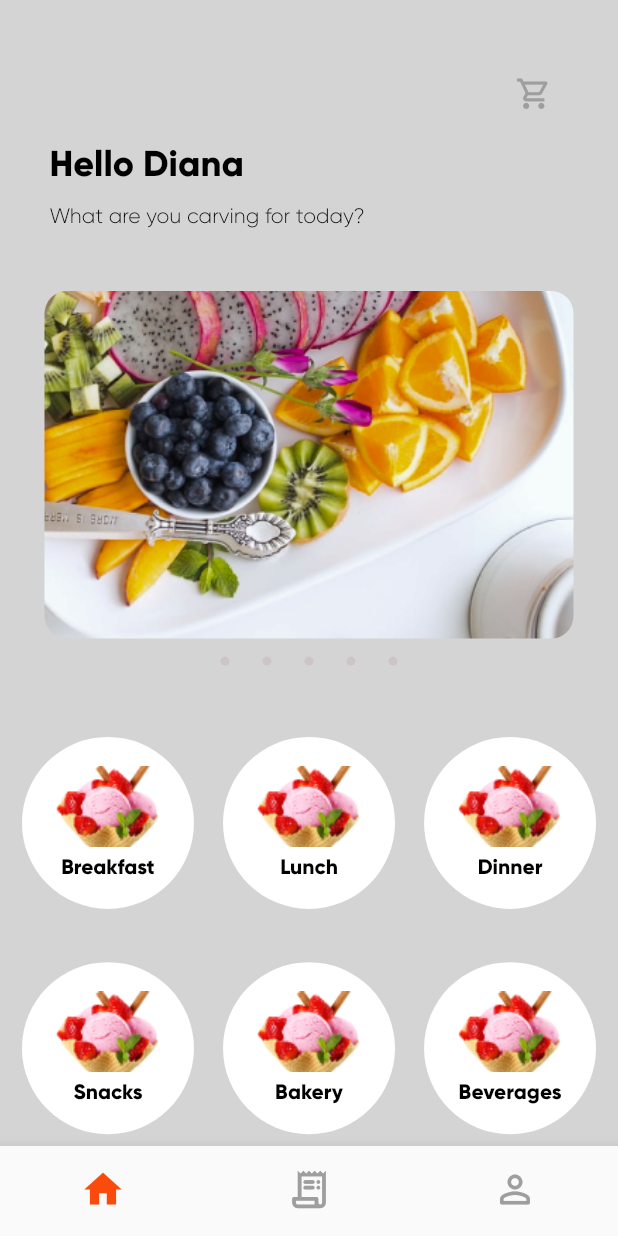
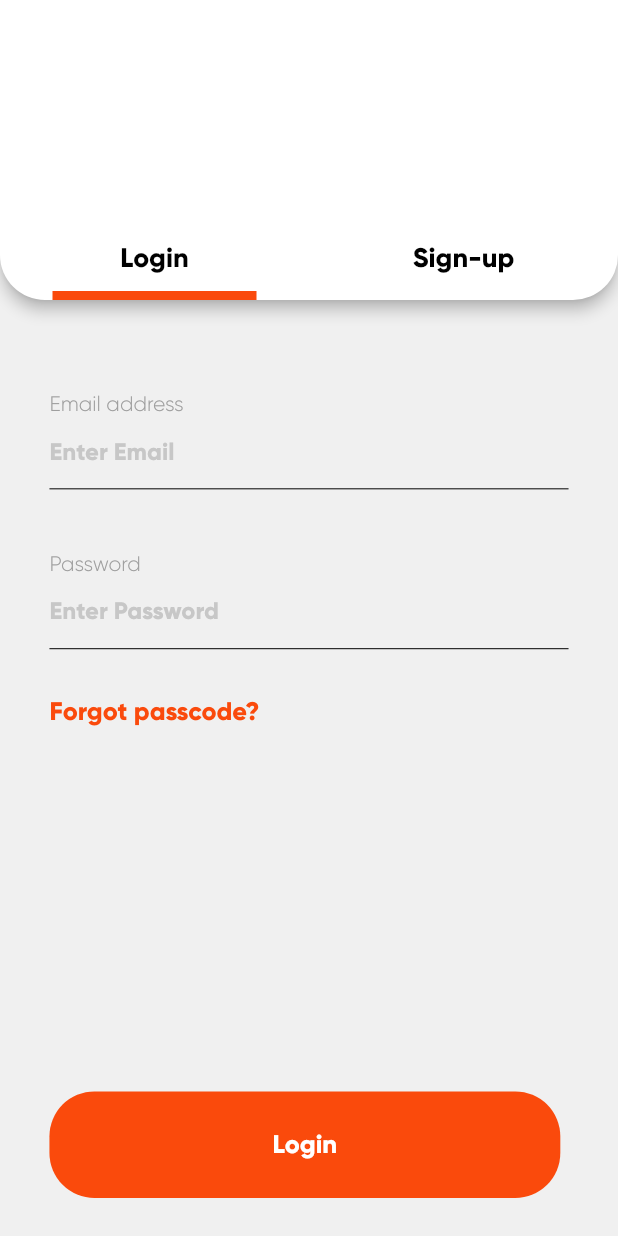
Before and after one commit to StackXSol/canteen, a Flutter app: the screen it shows after launch, on a phone screen of 412 x 824 dp. Run offline on Flutter 3.47's test engine with Material 2 defaults, Android fonts, the phone set to English and light mode, and no system bars; drawn by our look-alikes of carousel_slider; our stand-ins replace flutter_spinkit.

Commit message:
added login signup

```diff
--- a/lib/main.dart
+++ b/lib/main.dart
@@ -1,5 +1,6 @@
 import 'package:canteen/screens/homepage.dart';
 import 'package:canteen/screens/loading.dart';
+import 'package:canteen/screens/login_signup.dart';
 import 'package:flutter/material.dart';
 
 void main() {
@@ -13,15 +14,16 @@ class MyApp extends StatelessWidget {
     return MaterialApp(
       title: 'Canteen',
       theme: ThemeData(
-        scaffoldBackgroundColor: Color.fromARGB(255, 212, 212, 212),
+        scaffoldBackgroundColor: Color.fromARGB(255, 240, 240, 240),
         fontFamily: "Gilroy",
         textTheme: TextTheme(bodyText2: TextStyle(color: Colors.black)),
       ),
       routes: {
         '/homepage': (context) => const HomePage(),
         '/loadingscreen': (context) => const LoadingPage(),
+        '/login': (context) => const Login(),
       },
-      initialRoute: '/loadingscreen',
+      initialRoute: '/login',
     );
   }
 }
--- a/lib/screens/homepage.dart
+++ b/lib/screens/homepage.dart
@@ -1,3 +1,4 @@
+import 'package:canteen/screens/items.dart';
 import 'package:flutter/material.dart';
 import 'package:canteen/widgets.dart';
 import 'package:carousel_slider/carousel_slider.dart';
@@ -101,7 +102,10 @@ class _HomePageState extends State<HomePage> {
           children: [
             GestureDetector(
               onTap: (() {
-                // BreakFast
+                Navigator.push(
+                  context,
+                  MaterialPageRoute(builder: (context) => const Items()),
+                );
               }),
               child: Container(
                 height: getheight(context, 113),
--- /dev/null
+++ b/lib/screens/login_signup.dart
@@ -0,0 +1,314 @@
+import 'package:flutter/material.dart';
+import 'package:canteen/widgets.dart';
+import 'package:flutter/services.dart';
+
+class Login extends StatefulWidget {
+  const Login({Key? key}) : super(key: key);
+
+  @override
+  State<Login> createState() => _LoginState();
+}
+
+class _LoginState extends State<Login> with TickerProviderStateMixin {
+  late TabController _tabController;
+  String dropdownValue = 'One';
+  @override
+  void initState() {
+    super.initState();
+    _tabController = TabController(length: 2, vsync: this);
+  }
+
+  @override
+  bool _isObscure = true;
+  Widget build(BuildContext context) {
+    return Scaffold(
+      appBar: PreferredSize(
+        preferredSize: Size.fromHeight(200.0),
+        child: AppBar(
+          backgroundColor: Colors.white,
+          shape: RoundedRectangleBorder(
+            borderRadius: BorderRadius.vertical(
+              bottom: Radius.circular(30),
+            ),
+          ),
+          bottom: TabBar(
+            indicator: UnderlineTabIndicator(
+              borderSide: BorderSide(width: 6.0, color: Color(0xFFFA4A0C)),
+              insets: EdgeInsets.symmetric(horizontal: 35.0),
+            ),
+            labelPadding: EdgeInsets.all(15),
+            controller: _tabController,
+            tabs: <Widget>[
+              Text(
+                "Login",
+                style: TextStyle(
+                    color: Colors.black,
+                    fontSize: 18,
+                    fontWeight: FontWeight.bold),
+              ),
+              Text(
+                "Sign-up",
+                style: TextStyle(
+                    color: Colors.black,
+                    fontSize: 18,
+                    fontWeight: FontWeight.bold),
+              ),
+            ],
+          ),
+        ),
+      ),
+      body: TabBarView(
+        controller: _tabController,
+        children: <Widget>[
+          Container(
+              padding: EdgeInsets.only(
+                  top: getheight(context, 60),
+                  left: getwidth(context, 30),
+                  right: getwidth(context, 30)),
+              child: Column(
+                crossAxisAlignment: CrossAxisAlignment.start,
+                children: [
+                  Text("Email address", style: TextStyle(color: Colors.grey)),
+                  TextField(
+                      style:
+                          TextStyle(fontSize: 17, fontWeight: FontWeight.bold),
+                      decoration: InputDecoration(
+                          border: InputBorder.none,
+                          hintText: "Enter Email",
+                          hintStyle: TextStyle(
+                              fontSize: 16,
+                              color: Colors.grey.withOpacity(0.5)))),
+                  Divider(
+                    height: 2,
+                    color: Colors.black,
+                  ),
+                  SizedBox(
+                    height: getheight(context, 40),
+                  ),
+                  Text("Password", style: TextStyle(color: Colors.grey)),
+                  TextField(
+                      obscureText: _isObscure,
+                      style:
+                          TextStyle(fontSize: 17, fontWeight: FontWeight.bold),
+                      decoration: InputDecoration(
+                          border: InputBorder.none,
+                          hintText: "Enter Password",
+                          hintStyle: TextStyle(
+                              fontSize: 16,
+                              color: Colors.grey.withOpacity(0.5)))),
+                  Divider(
+                    height: 2,
+                    color: Colors.black,
+                  ),
+                  SizedBox(height: getheight(context, 30)),
+                  GestureDetector(
+                    onTap: () {
+                      //forgot password
+                    },
+                    child: Text(
+                      "Forgot passcode?",
+                      style: TextStyle(
+                          color: Color(0xFFFA4A0C),
+                          fontSize: 17,
+                          fontWeight: FontWeight.w600),
+                    ),
+                  ),
+                  Spacer(),
+                  GestureDetector(
+                    onTap: () {
+                      //login
+                    },
+                    child: Container(
+                      height: getheight(context, 70),
+                      width: getwidth(context, 310),
+                      decoration: BoxDecoration(
+                          borderRadius: BorderRadius.circular(30),
+                          color: Color(0xFFFA4A0C)),
+                      child: Center(
+                        child: Text(
+                          "Login",
+                          style: TextStyle(
+                              color: Colors.white,
+                              fontWeight: FontWeight.bold,
+                              fontSize: 17),
+                        ),
+                      ),
+                    ),
+                  ),
+                  SizedBox(
+                    height: getheight(context, 25),
+                  ),
+                ],
+              )),
+          Container(
+              padding: EdgeInsets.only(
+                  top: getheight(context, 30),
+                  left: getwidth(context, 30),
+                  right: getwidth(context, 30)),
+              child: Column(
+                crossAxisAlignment: CrossAxisAlignment.start,
+                children: [
+                  //////////////// full name
+                  Text("Full Name", style: TextStyle(color: Colors.grey)),
+                  TextField(
+                      style:
+                          TextStyle(fontSize: 17, fontWeight: FontWeight.bold),
+                      decoration: InputDecoration(
+                          border: InputBorder.none,
+                          hintText: "Name",
+                          hintStyle: TextStyle(
+                              fontSize: 16,
+                              color: Colors.grey.withOpacity(0.5)))),
+                  Divider(
+                    height: 2,
+                    color: Colors.black,
+                  ),
+                  SizedBox(
+                    height: getheight(context, 15),
+                  ),
+
+                  ////////////// email address
+                  Text("Email address", style: TextStyle(color: Colors.grey)),
+                  TextField(
+                      style:
+                          TextStyle(fontSize: 17, fontWeight: FontWeight.bold),
+                      decoration: InputDecoration(
+                          border: InputBorder.none,
+                          hintText: "Enter Email",
+                          hintStyle: TextStyle(
+                              fontSize: 16,
+                              color: Colors.grey.withOpacity(0.5)))),
+                  Divider(
+                    height: 2,
+                    color: Colors.black,
+                  ),
+                  SizedBox(
+                    height: getheight(context, 10),
+                  ),
+                  ////////////////// phone number
+
+                  Row(
+                    children: [
+                      Text(
+                        "🇮🇳",
+                        style: TextStyle(fontSize: 20),
+                      ),
+                      Text(
+                        " +91",
+                      ),
+                      SizedBox(width: 10),
+                      Container(
+                        width: getwidth(context, 200),
+                        child: TextField(
+                            keyboardType: TextInputType.number,
+                            inputFormatters: <TextInputFormatter>[
+                              FilteringTextInputFormatter.digitsOnly
+                            ],
+                            style: TextStyle(
+                                fontSize: 17, fontWeight: FontWeight.bold),
+                            decoration: InputDecoration(
+                                border: InputBorder.none,
+                                hintText: "Phone number",
+                                hintStyle: TextStyle(
+                                    fontSize: 16,
+                                    color: Colors.grey.withOpacity(0.5)))),
+                      ),
+                    ],
+                  ),
+                  SizedBox(height: 10),
+                  /////////////// college
+                  Text("College", style: TextStyle(color: Colors.grey)),
+                  DropdownButton<String>(
+                    isExpanded: true,
+                    value: dropdownValue,
+                    icon: const Icon(Icons.keyboard_arrow_down),
+                    elevation: 16,
+                    style: const TextStyle(
+                        color: Colors.black, fontWeight: FontWeight.bold),
+                    underline: Container(
+                      height: 0.5,
+                      color: Colors.black,
+                    ),
+                    onChanged: (String? newValue) {
+                      setState(() {
+                        dropdownValue = newValue!;
+                      });
+                    },
+                    items: <String>['One', 'Two', 'Free', 'Four']
+                        .map<DropdownMenuItem<String>>((String value) {
+                      return DropdownMenuItem<String>(
+                        value: value,
+                        child: Text(value),
+                      );
+                    }).toList(),
+                  ),
+                  SizedBox(height: 15),
+
+                  ///// /////////roll number
+                  Text("Roll Number", style: TextStyle(color: Colors.grey)),
+                  TextField(
+                      obscureText: _isObscure,
+                      style:
+                          TextStyle(fontSize: 17, fontWeight: FontWeight.bold),
+                      decoration: InputDecoration(
+                          border: InputBorder.none,
+                          hintText: "Enter Roll number",
+                          hintStyle: TextStyle(
+                              fontSize: 16,
+                              color: Colors.grey.withOpacity(0.5)))),
+                  Divider(
+                    height: 2,
+                    color: Colors.black,
+                  ),
+                  SizedBox(height: getheight(context, 15)),
+
+                  ///////////////// password
+                  Text("Password", style: TextStyle(color: Colors.grey)),
+                  TextField(
+                      obscureText: _isObscure,
+                      style:
+                          TextStyle(fontSize: 17, fontWeight: FontWeight.bold),
+                      decoration: InputDecoration(
+                          border: InputBorder.none,
+                          hintText: "Enter Password",
+                          hintStyle: TextStyle(
+                              fontSize: 16,
+                              color: Colors.grey.withOpacity(0.5)))),
+                  Divider(
+                    height: 2,
+                    color: Colors.black,
+                  ),
+                  SizedBox(height: getheight(context, 15)),
+
+                  Spacer(),
+                  GestureDetector(
+                    onTap: () {
+                      //login
+                    },
+                    child: Container(
+                      height: getheight(context, 70),
+                      width: getwidth(context, 310),
+                      decoration: BoxDecoration(
+                          borderRadius: BorderRadius.circular(30),
+                          color: Color(0xFFFA4A0C)),
+                      child: Center(
+                        child: Text(
+                          "Sign Up",
+                          style: TextStyle(
+                              color: Colors.white,
+                              fontWeight: FontWeight.bold,
+                              fontSize: 17),
+                        ),
+                      ),
+                    ),
+                  ),
+                  SizedBox(
+                    height: getheight(context, 25),
+                  ),
+                ],
+              )),
+        ],
+      ),
+    );
+  }
+}
```
Also changed, not shown: lib/screens/items.dart (added, +148 -0 lines).
